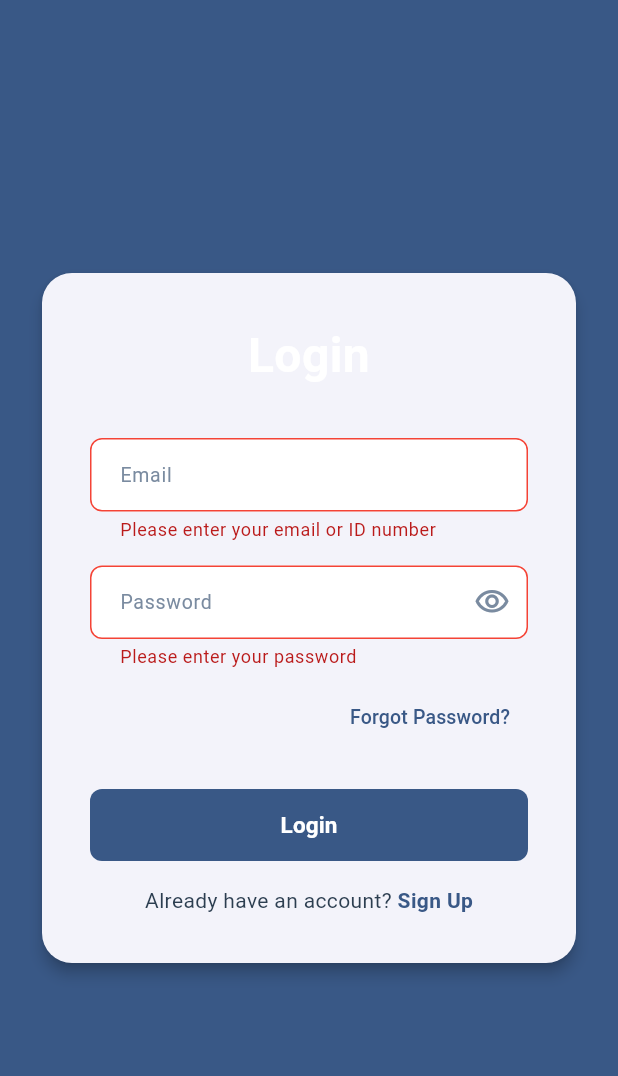
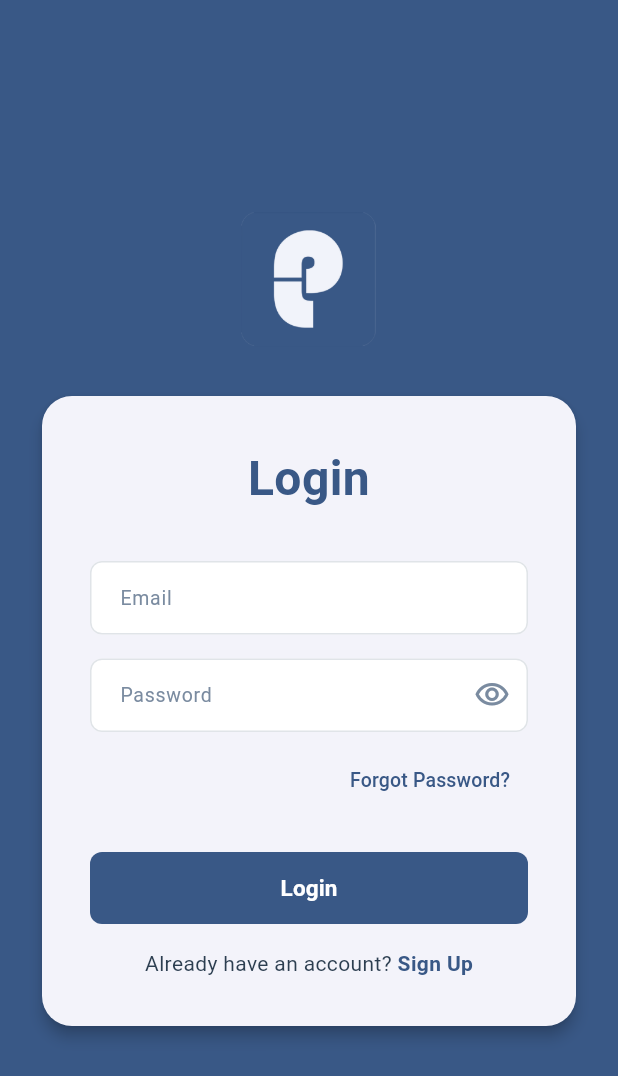
Before and after one commit to mattenarle10/launchpad, a Flutter app: the screen it shows after launch, after a tap on "Login", on a phone screen of 412 x 824 dp. Shown: the top 1076 px of the screen. Run offline on Flutter 3.47's test engine with Material 3 defaults, Android fonts, the phone set to English and light mode, and no system bars; our stand-ins replace dio, file_picker, flutter_dotenv, shared_preferences.

Commit message:
feat: configure sign up and login screns

```diff
--- a/launchpad-app/lib/components/custom_dropdown.dart
+++ b/launchpad-app/lib/components/custom_dropdown.dart
@@ -21,6 +21,7 @@
   Widget build(BuildContext context) {
     return DropdownButtonFormField<String>(
       value: value,
+      isExpanded: true,
       decoration: InputDecoration(
         labelText: label,
         labelStyle: const TextStyle(
@@ -71,6 +72,7 @@
               fontSize: 14,
               color: AppColors.textDark,
             ),
+            overflow: TextOverflow.ellipsis,
           ),
         );
       }).toList(),
--- a/launchpad-app/lib/screens/auth/login.dart
+++ b/launchpad-app/lib/screens/auth/login.dart
@@ -80,7 +80,17 @@
         child: Center(
           child: SingleChildScrollView(
             padding: const EdgeInsets.all(24),
-            child: Card(
+            child: Column(
+              mainAxisSize: MainAxisSize.min,
+              children: [
+                // Logo on top of card
+                Image.asset(
+                  'lib/img/logo/launchpad.png',
+                  width: 100,
+                  height: 100,
+                ),
+                const SizedBox(height: 24),
+                Card(
                   shape: RoundedRectangleBorder(
                     borderRadius: BorderRadius.circular(20),
                   ),
@@ -100,7 +110,7 @@
                             style: TextStyle(
                               fontSize: 32,
                               fontWeight: FontWeight.bold,
-                          color: Colors.white,
+                              color: AppColors.primary,
                             ),
                           ),
                           const SizedBox(height: 32),
@@ -213,6 +223,8 @@
                 ),
               ),
             ),
+              ],
+            ),
           ),
         ),
       ),
--- a/launchpad-app/lib/screens/landing.dart
+++ b/launchpad-app/lib/screens/landing.dart
@@ -1,50 +1,35 @@
 import 'package:flutter/material.dart';
-import 'package:flutter_dotenv/flutter_dotenv.dart';
+import '../components/custom_button.dart';
 import '../styles/colors.dart';
 import 'auth/login.dart';
+import 'auth/signup.dart';
 
-class LandingScreen extends StatefulWidget {
+class LandingScreen extends StatelessWidget {
   const LandingScreen({super.key});
-
-  @override
-  State<LandingScreen> createState() => _LandingScreenState();
-}
-
-class _LandingScreenState extends State<LandingScreen> {
-  @override
-  void initState() {
-    super.initState();
-    // Wait 2 seconds then navigate to login
-    Future.delayed(const Duration(seconds: 2), () {
-      if (mounted) {
-        Navigator.pushReplacement(
-          context,
-          MaterialPageRoute(builder: (context) => const LoginScreen()),
-        );
-      }
-    });
-  }
 
   @override
   Widget build(BuildContext context) {
     return Scaffold(
       backgroundColor: AppColors.background,
-      body: Center(
+      body: SafeArea(
+        child: Padding(
+          padding: const EdgeInsets.all(32),
           child: Column(
             mainAxisAlignment: MainAxisAlignment.center,
             children: [
+              const Spacer(),
               // Logo
               Image.asset(
                 'lib/img/logo/launchpad.png',
-              width: 120,
-              height: 120,
+                width: 140,
+                height: 140,
               ),
-            const SizedBox(height: 24),
+              const SizedBox(height: 32),
               // App name
               const Text(
                 'LaunchPad',
                 style: TextStyle(
-                fontSize: 32,
+                  fontSize: 36,
                   fontWeight: FontWeight.bold,
                   color: AppColors.primary,
                 ),
@@ -53,11 +38,38 @@
               const Text(
                 'OJT Tracking System',
                 style: TextStyle(
-                fontSize: 14,
+                  fontSize: 16,
                   color: AppColors.textDark,
                 ),
               ),
+              const Spacer(),
+              // Login button
+              CustomButton(
+                text: 'Login',
+                onPressed: () {
+                  Navigator.push(
+                    context,
+                    MaterialPageRoute(builder: (context) => const LoginScreen()),
+                  );
+                },
+              ),
+              const SizedBox(height: 16),
+              // Sign Up button
+              CustomButton(
+                text: 'Sign Up',
+                onPressed: () {
+                  Navigator.push(
+                    context,
+                    MaterialPageRoute(builder: (context) => const SignUpScreen()),
+                  );
+                },
+                isOutlined: true,
+                color: AppColors.primary,
+                textColor: AppColors.primary,
+              ),
+              const SizedBox(height: 32),
             ],
+          ),
         ),
       ),
     );
```
Also changed, not shown: launchpad-app/lib/screens/auth/signup.dart (+66 -21 lines). Lines whose indentation alone changed are shown as unchanged.
